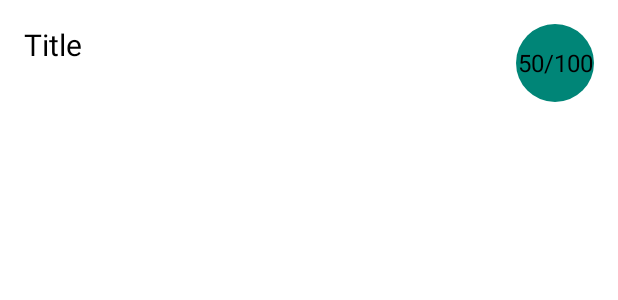
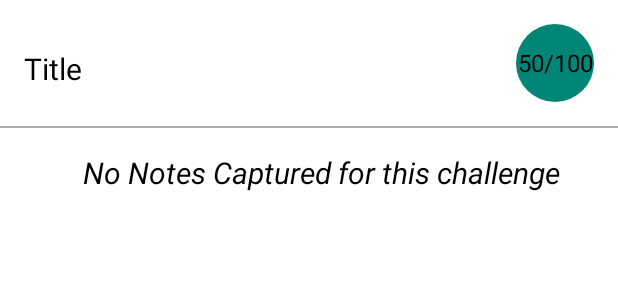
Before and after one commit to sowmyav24/challenge-tracker, an Android app: the layout fragment_challenge_details.xml on its own in the app's theme, with its tools: preview values and no code run, on a phone screen of 412 x 824 dp. Shown: the top 300 px of the screen. Run offline under Robolectric (Android 15) with nearby library versions, the phone set to English and light mode, and no system bars.

Commit message:
Add empty details view and complete challenge view

```diff
--- a/app/src/main/res/layout/fragment_challenge_details.xml
+++ b/app/src/main/res/layout/fragment_challenge_details.xml
@@ -3,16 +3,17 @@
     xmlns:app="http://schemas.android.com/apk/res-auto"
     xmlns:tools="http://schemas.android.com/tools"
     android:id="@+id/view"
-    android:paddingTop="@dimen/dimen_16"
     android:layout_width="match_parent"
     android:layout_height="match_parent"
-    android:background="@color/white">
+    android:background="@color/white"
+    android:paddingTop="@dimen/dimen_16">
 
     <TextView
         android:id="@+id/title"
-        android:layout_width="wrap_content"
+        android:layout_width="0dp"
         android:layout_height="wrap_content"
         android:layout_marginStart="@dimen/dimen_16"
+        android:layout_marginTop="@dimen/dimen_16"
         android:textColor="@color/black"
         android:textSize="@dimen/dimen_text_20"
         app:layout_constraintStart_toStartOf="parent"
@@ -21,16 +22,42 @@
 
     <TextView
         android:id="@+id/progress"
-        android:layout_width="wrap_content"
+        android:layout_width="0dp"
         android:layout_height="wrap_content"
         android:layout_marginEnd="@dimen/dimen_16"
+        android:background="@drawable/rounded_small_text_view"
         android:gravity="center"
         android:textColor="@color/black"
         android:textSize="@dimen/dimen_text_16"
-        android:background="@drawable/rounded_small_text_view"
         app:layout_constraintEnd_toEndOf="parent"
         app:layout_constraintTop_toTopOf="parent"
         tools:text="50/100" />
+
+    <View
+        android:id="@+id/divider"
+        android:layout_width="match_parent"
+        android:layout_height="1dp"
+        android:background="@android:color/darker_gray"
+        android:layout_marginTop="@dimen/dimen_text_16"
+        app:layout_constraintEnd_toEndOf="parent"
+        app:layout_constraintStart_toStartOf="parent"
+        app:layout_constraintTop_toBottomOf="@+id/progress" />
+
+    <TextView
+        android:id="@+id/no_notes"
+        android:layout_width="wrap_content"
+        android:layout_height="wrap_content"
+        android:layout_marginStart="@dimen/dimen_text_16"
+        android:layout_marginTop="@dimen/dimen_text_16"
+        android:text="@string/no_notes"
+        android:textColor="@color/black"
+        android:textSize="@dimen/dimen_text_20"
+        android:textStyle="italic"
+        android:visibility="gone"
+        app:layout_constraintEnd_toEndOf="parent"
+        app:layout_constraintStart_toStartOf="parent"
+        app:layout_constraintTop_toBottomOf="@+id/divider"
+        tools:visibility="visible" />
 
     <androidx.recyclerview.widget.RecyclerView
         android:id="@+id/challenge_details"
@@ -39,5 +66,5 @@
         android:layout_marginTop="@dimen/dimen_16"
         app:layout_constraintEnd_toEndOf="parent"
         app:layout_constraintStart_toStartOf="parent"
-        app:layout_constraintTop_toBottomOf="@+id/progress" />
+        app:layout_constraintTop_toBottomOf="@+id/divider" />
 </androidx.constraintlayout.widget.ConstraintLayout>
--- a/app/src/main/res/values/dimens.xml
+++ b/app/src/main/res/values/dimens.xml
@@ -8,6 +8,7 @@
     <dimen name="dimen_36">36dp</dimen>
     <dimen name="dimen_48">48dp</dimen>
     <dimen name="dimen_52">52dp</dimen>
+    <dimen name="dimen_56">56dp</dimen>
     <dimen name="dimen_120">120dp</dimen>
     <dimen name="dimen_72">72dp</dimen>
     <dimen name="dimen_text_16">16sp</dimen>
--- a/app/src/main/res/values/strings.xml
+++ b/app/src/main/res/values/strings.xml
@@ -14,7 +14,7 @@
     <string name="add">Add</string>
     <string name="update">Update</string>
     <string name="notes">Enable Notes</string>
-    <string name="notes_heading">Notes for your thoughts ?</string>
+    <string name="notes_heading">Notes for your thoughts :</string>
     <string name="added">Added</string>
     <string name="add_another">Add Another</string>
     <string name="home">Home</string>
@@ -22,5 +22,7 @@
     <string name="delete">Delete</string>
     <string name="start_challenging">Start challenging</string>
     <string name="start_now">Start now</string>
+    <string name="congratulations">Congratulations !</string>
+    <string name="no_notes">No Notes Captured for this challenge</string>
     <string name="required">Required</string>
 </resources>
```
Also changed, not shown: app/src/main/java/scheduler/org/challengetracker/ui/challenge/ChallengeFragment.kt (+11 -2 lines), app/src/main/java/scheduler/org/challengetracker/ui/challengeDetails/ChallengeDetailsFragment.kt (+13 -1 lines), app/src/main/res/drawable/ic_circle_gradient.xml (added, +13 -0 lines).
